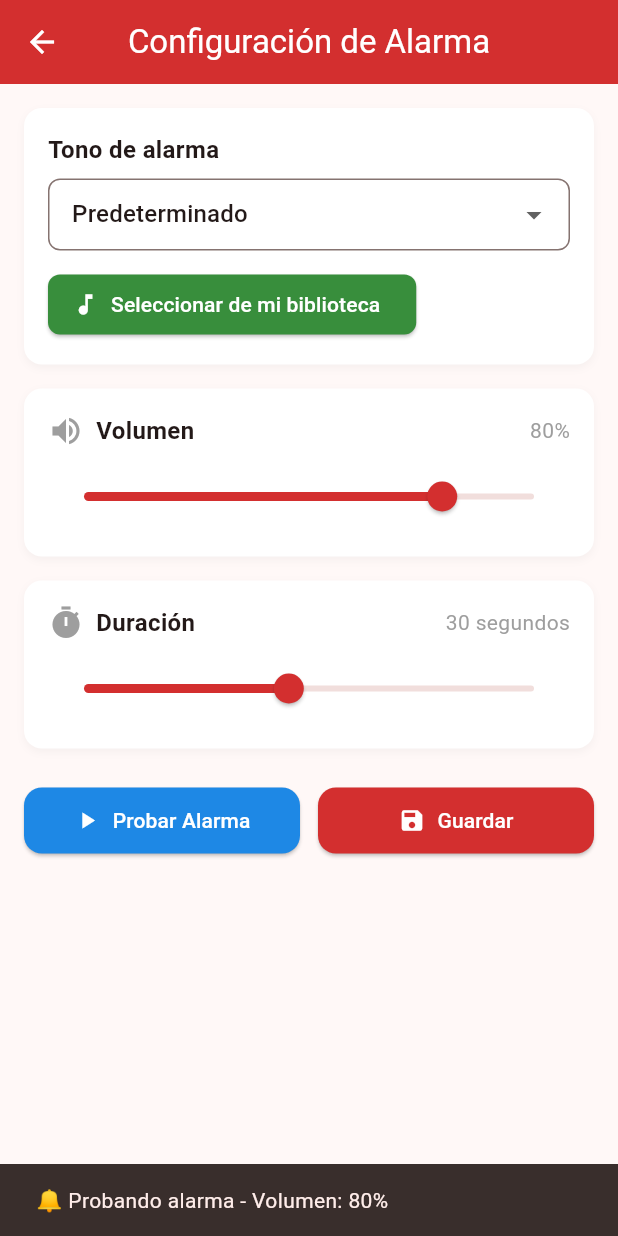
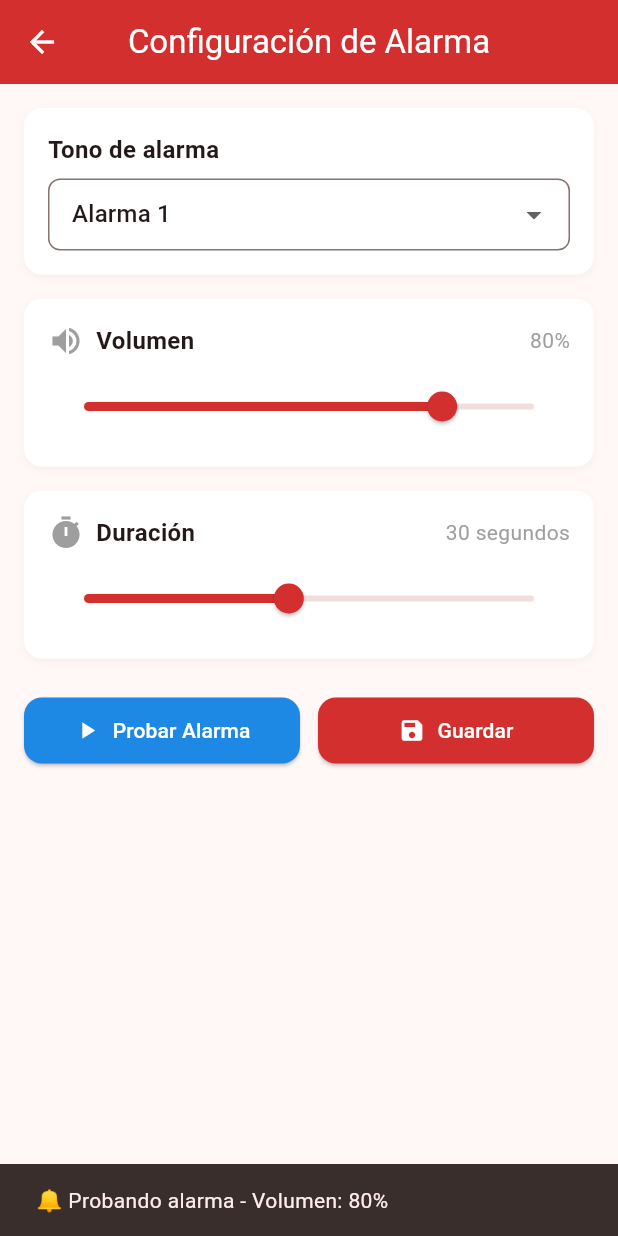
Before and after one commit to Cesardat/alerix_app, a Flutter app: the AlarmConfigScreen screen opened directly, after a tap on "Probar Alarma", on a phone screen of 412 x 824 dp. Run offline on Flutter 3.47's test engine with Material 3 defaults, Android fonts, the phone set to English and light mode, and no system bars; our stand-ins replace audioplayers, geolocator, shared_preferences; accounts and stored records are empty.

Commit message:
Sonidos naturales

```diff
--- a/lib/main.dart
+++ b/lib/main.dart
@@ -5,7 +5,6 @@ import 'package:geolocator/geolocator.dart';
 import 'package:url_launcher/url_launcher.dart';
 import 'package:audioplayers/audioplayers.dart';
 import 'package:alerix_app/screens/alarm_config_screen.dart';
-import 'dart:io';
 
 void main() {
   runApp(const AlerixApp());
@@ -130,14 +129,22 @@ class AlarmService {
   bool _isPlaying = false;
   bool _isStopping = false;
 
+  // URL de sonidos que funcionan en iOS
+  final Map<String, String> _soundUrls = {
+    'Alarma 1': 'https://www.soundjay.com/misc/sounds/bell-ringing-05.mp3',
+    'Alarma 2': 'https://www.soundjay.com/misc/sounds/alarm-clock-01.mp3',
+    'Sirena': 'https://www.soundjay.com/misc/sounds/police-siren-01.mp3',
+    'Timbre': 'https://www.soundjay.com/misc/sounds/door-bell-01.mp3',
+    'Campana': 'https://www.soundjay.com/misc/sounds/church-bell-01.mp3',
+  };
+
   Future<void> playAlarm() async {
     if (_isPlaying) return;
 
     final prefs = await SharedPreferences.getInstance();
     final volume = prefs.getInt('alarm_volume') ?? 80;
     final duration = prefs.getInt('alarm_duration') ?? 30;
-    final selectedTone = prefs.getString('alarm_tone') ?? 'Predeterminado';
-    final customTonePath = prefs.getString('custom_tone_path');
+    final selectedTone = prefs.getString('alarm_tone') ?? 'Alarma 1';
 
     try {
       _isPlaying = true;
@@ -145,17 +152,8 @@ class AlarmService {
 
       await _audioPlayer.setPlayerMode(PlayerMode.mediaPlayer);
 
-      // Determinar qué sonido reproducir
-      if (selectedTone.startsWith('Personalizado:') && customTonePath != null && await File(customTonePath).exists()) {
-        // Usar UrlSource con file:// para archivos locales
-        await _audioPlayer.play(UrlSource('file://$customTonePath'));
-      } else if (selectedTone == 'Predeterminado') {
-        await _audioPlayer.play(AssetSource('sounds/jacocosound.mp3'));
-      } else {
-        // Para tonos predefinidos, usar el archivo local
-        await _audioPlayer.play(AssetSource('sounds/jacocosound.mp3'));
-      }
-
+      final soundUrl = _soundUrls[selectedTone] ?? _soundUrls['Alarma 1']!;
+      await _audioPlayer.play(UrlSource(soundUrl));
       await _audioPlayer.setVolume(volume / 100.0);
       await _audioPlayer.setReleaseMode(ReleaseMode.loop);
 
--- a/lib/screens/alarm_config_screen.dart
+++ b/lib/screens/alarm_config_screen.dart
@@ -1,10 +1,6 @@
-import 'dart:io';
 import 'package:flutter/material.dart';
 import 'package:shared_preferences/shared_preferences.dart';
 import 'package:audioplayers/audioplayers.dart';
-import 'package:file_picker/file_picker.dart';
-import 'package:permission_handler/permission_handler.dart';
-import 'package:path_provider/path_provider.dart';
 
 class AlarmConfigScreen extends StatefulWidget {
   const AlarmConfigScreen({super.key});
@@ -16,15 +12,12 @@ class AlarmConfigScreen extends StatefulWidget {
 class _AlarmConfigScreenState extends State<AlarmConfigScreen> {
   int _volume = 80;
   int _duration = 30;
-  String _selectedTone = 'Predeterminado';
-  String? _customTonePath;
-  String? _customToneName;
+  String _selectedTone = 'Alarma 1';
   bool _isLoading = false;
   final AudioPlayer _testPlayer = AudioPlayer();
 
-  // Lista de tonos predefinidos
+  // Lista de tonos predefinidos que funcionan en iOS
   final List<String> _systemTones = [
-    'Predeterminado',
     'Alarma 1',
     'Alarma 2',
     'Sirena',
@@ -32,11 +25,19 @@ class _AlarmConfigScreenState extends State<AlarmConfigScreen> {
     'Campana',
   ];
 
+  // URL de sonidos que funcionan en iOS
+  final Map<String, String> _soundUrls = {
+    'Alarma 1': 'https://www.soundjay.com/misc/sounds/bell-ringing-05.mp3',
+    'Alarma 2': 'https://www.soundjay.com/misc/sounds/alarm-clock-01.mp3',
+    'Sirena': 'https://www.soundjay.com/misc/sounds/police-siren-01.mp3',
+    'Timbre': 'https://www.soundjay.com/misc/sounds/door-bell-01.mp3',
+    'Campana': 'https://www.soundjay.com/misc/sounds/church-bell-01.mp3',
+  };
+
   @override
   void initState() {
     super.initState();
     _loadSettings();
-    _requestPermissions();
   }
 
   @override
@@ -45,28 +46,13 @@ class _AlarmConfigScreenState extends State<AlarmConfigScreen> {
     super.dispose();
   }
 
-  Future<void> _requestPermissions() async {
-    if (Platform.isIOS) {
-      final status = await Permission.mediaLibrary.request();
-      if (!status.isGranted) {
-        debugPrint('Permiso de biblioteca multimedia denegado');
-      }
-    } else if (Platform.isAndroid) {
-      if (await Permission.storage.isDenied) {
-        await Permission.storage.request();
-      }
-    }
-  }
-
   Future<void> _loadSettings() async {
     setState(() => _isLoading = true);
     final prefs = await SharedPreferences.getInstance();
     setState(() {
       _volume = prefs.getInt('alarm_volume') ?? 80;
       _duration = prefs.getInt('alarm_duration') ?? 30;
-      _selectedTone = prefs.getString('alarm_tone') ?? 'Predeterminado';
-      _customTonePath = prefs.getString('custom_tone_path');
-      _customToneName = prefs.getString('custom_tone_name');
+      _selectedTone = prefs.getString('alarm_tone') ?? 'Alarma 1';
       _isLoading = false;
     });
   }
@@ -76,12 +62,6 @@ class _AlarmConfigScreenState extends State<AlarmConfigScreen> {
     await prefs.setInt('alarm_volume', _volume);
     await prefs.setInt('alarm_duration', _duration);
     await prefs.setString('alarm_tone', _selectedTone);
-    if (_customTonePath != null) {
-      await prefs.setString('custom_tone_path', _customTonePath!);
-    }
-    if (_customToneName != null) {
-      await prefs.setString('custom_tone_name', _customToneName!);
-    }
 
     if (mounted) {
       ScaffoldMessenger.of(context).showSnackBar(
@@ -91,91 +71,12 @@ class _AlarmConfigScreenState extends State<AlarmConfigScreen> {
     }
   }
 
-  Future<void> _selectCustomTone() async {
-    try {
-      if (Platform.isIOS) {
-        final status = await Permission.mediaLibrary.request();
-        if (!status.isGranted) {
-          if (mounted) {
-            ScaffoldMessenger.of(context).showSnackBar(
-              const SnackBar(content: Text('Se necesita acceso a la biblioteca de música')),
-            );
-          }
-          return;
-        }
-      } else if (Platform.isAndroid) {
-        if (await Permission.storage.isDenied) {
-          await Permission.storage.request();
-        }
-      }
-
-      FilePickerResult? result = await FilePicker.platform.pickFiles(
-  type: FileType.any,  // Cambiado de FileType.audio
-  allowMultiple: false,
-  allowedExtensions: ['mp3', 'wav', 'm4a', 'aac', 'ogg', 'm4r'],
-);
-
-      if (result != null && result.files.single.path != null) {
-        final filePath = result.files.single.path!;
-        final fileName = result.files.single.name;
-
-        final appDir = await getApplicationDocumentsDirectory();
-        final destination = File('${appDir.path}/custom_alarm_${DateTime.now().millisecondsSinceEpoch}.${fileName.split('.').last}');
-        await File(filePath).copy(destination.path);
-
-        // Probar el tono seleccionado - usar UrlSource con file://
-        await _testPlayer.stop();
-        await _testPlayer.play(UrlSource('file://${destination.path}'));
-        await _testPlayer.setVolume(_volume / 100.0);
-
-        Future.delayed(const Duration(seconds: 2), () {
-          _testPlayer.stop();
-        });
-
-        setState(() {
-          _customTonePath = destination.path;
-          _customToneName = fileName;
-          _selectedTone = 'Personalizado: $fileName';
-        });
-
-        if (mounted) {
-          ScaffoldMessenger.of(context).showSnackBar(
-            SnackBar(content: Text('Tono seleccionado: $fileName')),
-          );
-        }
-      }
-    } catch (e) {
-      debugPrint('Error seleccionando tono: $e');
-      if (mounted) {
-        ScaffoldMessenger.of(context).showSnackBar(
-          const SnackBar(content: Text('Error al seleccionar el tono')),
-        );
-      }
-    }
-  }
-
   Future<void> _testAlarm() async {
     try {
       await _testPlayer.stop();
 
-      if (_selectedTone == 'Predeterminado') {
-        await _testPlayer.play(AssetSource('sounds/jacocosound.mp3'));
-      } else if (_selectedTone.startsWith('Personalizado:') && _customTonePath != null) {
-        final file = File(_customTonePath!);
-        if (await file.exists()) {
-          await _testPlayer.play(UrlSource('file://$_customTonePath'));
-        } else {
-          if (mounted) {
-            ScaffoldMessenger.of(context).showSnackBar(
-              const SnackBar(content: Text('Archivo no encontrado. Selecciona otro tono.')),
-            );
-          }
-          return;
-        }
-      } else {
-        await _testPlayer.play(AssetSource('sounds/jacocosound.mp3'));
-      }
-
+      final soundUrl = _soundUrls[_selectedTone] ?? _soundUrls['Alarma 1']!;
+      await _testPlayer.play(UrlSource(soundUrl));
       await _testPlayer.setVolume(_volume / 100.0);
 
       if (mounted) {
@@ -250,37 +151,17 @@ class _AlarmConfigScreenState extends State<AlarmConfigScreen> {
                             ),
                             contentPadding: const EdgeInsets.symmetric(horizontal: 12, vertical: 8),
                           ),
-                          items: [
-                            ..._systemTones.map((tone) {
-                              return DropdownMenuItem(
-                                value: tone,
-                                child: Text(tone),
-                              );
-                            }),
-                            if (_customToneName != null)
-                              DropdownMenuItem(
-                                value: 'Personalizado: $_customToneName',
-                                child: Text('Personalizado: $_customToneName'),
-                              ),
-                          ],
+                          items: _systemTones.map((tone) {
+                            return DropdownMenuItem(
+                              value: tone,
+                              child: Text(tone),
+                            );
+                          }).toList(),
                           onChanged: (value) {
                             if (value != null) {
                               setState(() => _selectedTone = value);
                             }
                           },
-                        ),
-                        const SizedBox(height: 12),
-                        ElevatedButton.icon(
-                          onPressed: _selectCustomTone,
-                          icon: const Icon(Icons.music_note),
-                          label: const Text('Seleccionar de mi biblioteca'),
-                          style: ElevatedButton.styleFrom(
-                            backgroundColor: Colors.green.shade700,
-                            foregroundColor: Colors.white,
-                            shape: RoundedRectangleBorder(
-                              borderRadius: BorderRadius.circular(8),
-                            ),
-                          ),
                         ),
                       ],
                     ),
```
